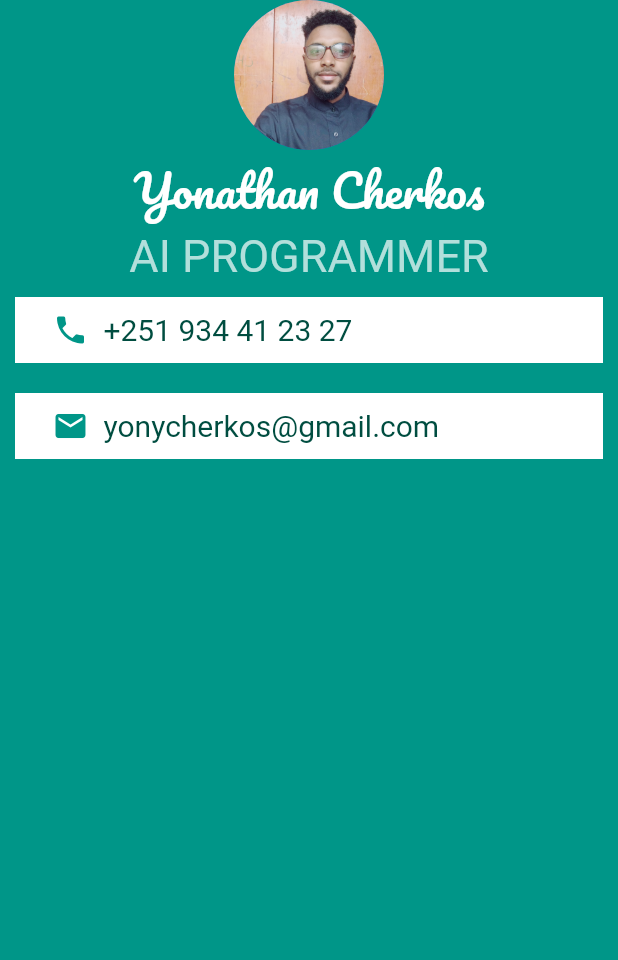
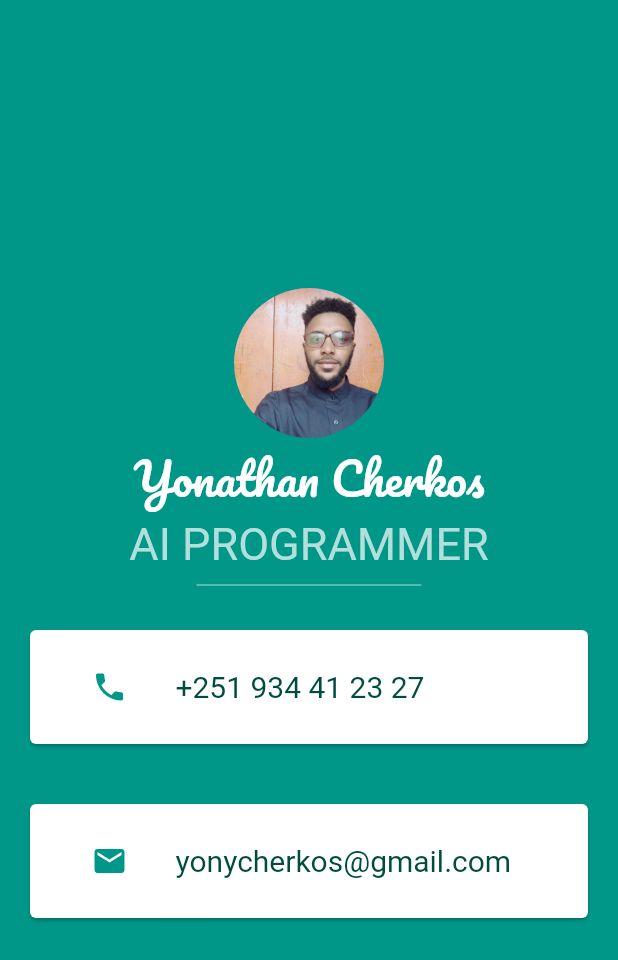
Before and after one commit to yonycherkos/The-Complete-Flutter-Development-Bootcamp, a Flutter app: the screen it shows after launch, on a phone screen of 412 x 824 dp. Shown: the top 960 px of the screen. Run offline on Flutter 3.47's test engine with Material 2 defaults, Android fonts, the phone set to English and light mode, and no system bars; Roboto replaces fonts that are missing (Source Sans Pro, Source Sans Regular).

Commit message:
section-6.8 Flutter Card & ListTile Widgets

```diff
--- a/mi_card_flutter/lib/main.dart
+++ b/mi_card_flutter/lib/main.dart
@@ -12,6 +12,7 @@ class MyApp extends StatelessWidget {
         backgroundColor: Colors.teal,
         body: SafeArea(
           child: Column(
+            mainAxisAlignment: MainAxisAlignment.center,
             children: <Widget>[
               CircleAvatar(
                 radius: 50.0,
@@ -32,51 +33,51 @@ class MyApp extends StatelessWidget {
                   fontFamily: 'Source Sans Regular'
                 ),
               ),
-              Container(
-                color: Colors.white,
-                margin: EdgeInsets.all(10.0),
+              SizedBox(
+                height: 20.0,
+                width: 150.0,
+                child: Divider(
+                  color: Colors.teal.shade100,
+                ),
+              ),
+              Card(
+                margin: EdgeInsets.all(20.0),
+                child: Padding(
                   padding: EdgeInsets.symmetric(vertical: 10.0, horizontal: 25.0),
-                child: Row(
-                  children: <Widget>[
-                    Icon(
+                  child: ListTile(
+                    leading: Icon(
                         Icons.phone,
                         color: Colors.teal
                     ),
-                    SizedBox(
-                      width: 10.0,
-                    ),
-                    Text(
+                    title: Text(
                       '+251 934 41 23 27',
                       style: TextStyle(
                         color: Colors.teal.shade900,
-                        fontSize: 20.0
+                        fontSize: 20.0,
+                        fontFamily: 'Source Sans Pro'
+                      ),
                     ),
                   )
-                  ],
                 ),
               ),
-              Container(
-                color: Colors.white,
-                margin: EdgeInsets.all(10.0),
+              Card(
+                margin: EdgeInsets.all(20.0),
+                child: Padding(
                   padding: EdgeInsets.symmetric(vertical: 10.0, horizontal: 25.0),
-                child: Row(
-                  children: <Widget>[
-                    Icon(
+                  child: ListTile(
+                    leading: Icon(
                       Icons.email,
                       color: Colors.teal,
                     ),
-                    SizedBox(
-                      width: 10.0,
-                    ),
-                    Text(
+                    title: Text(
                       'yonycherkos@gmail.com',
                       style: TextStyle(
                         color: Colors.teal.shade900,
                         fontSize: 20.0,
                         fontFamily: 'Source Sans Pro'
                       ),
+                    ),
                   )
-                  ],
                 ),
               )
             ],
```
Lines whose indentation alone changed are shown as unchanged.
